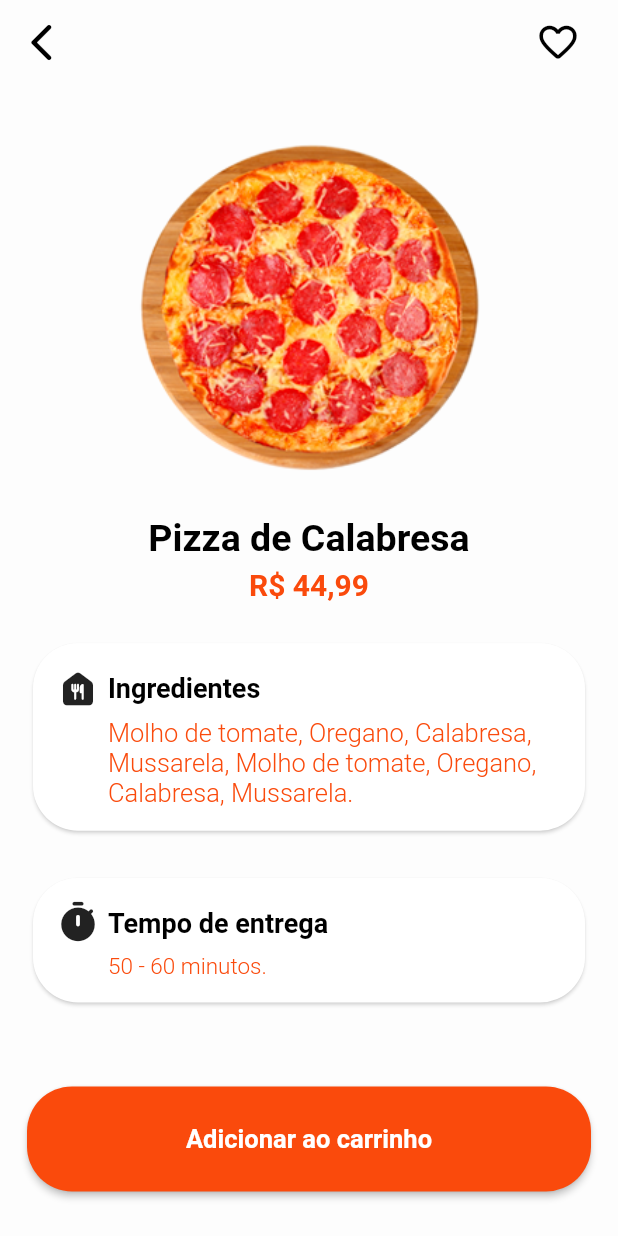
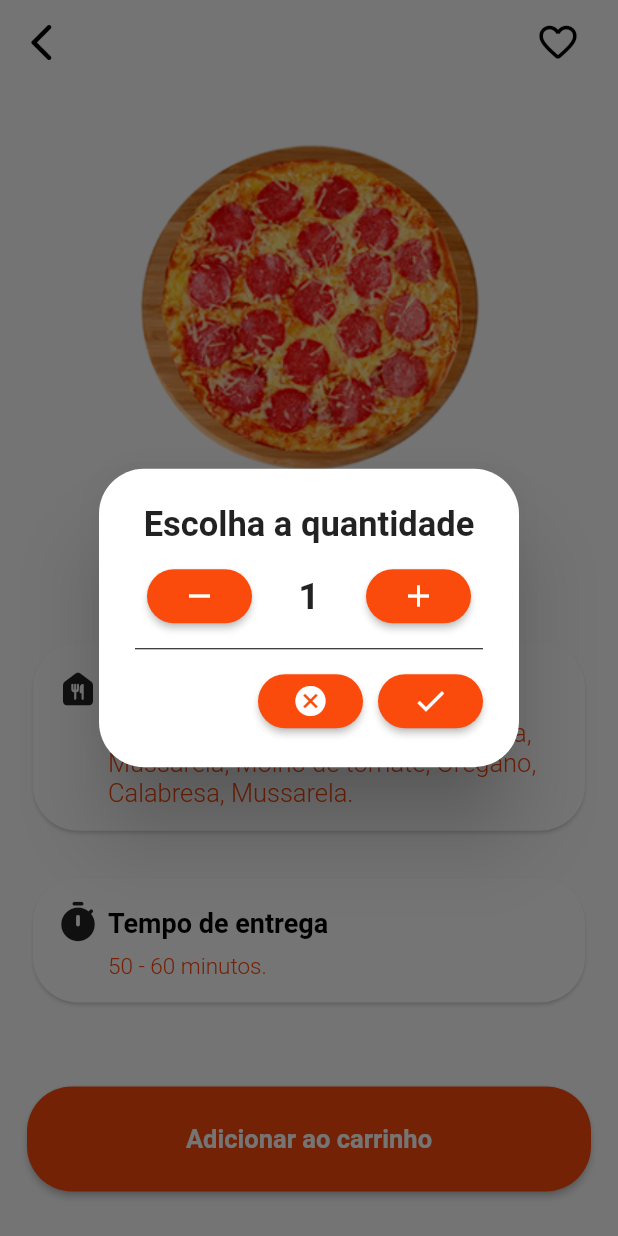
Before and after one commit to tgdssm/Delivery-App, a Flutter app: the ProductInfoScreen screen opened directly with sample values from the repository, after a tap on "Adicionar ao carrinho", on a phone screen of 412 x 824 dp. Run offline on Flutter 3.47's test engine with Material 2 defaults, Android fonts, the phone set to English and light mode, and no system bars; drawn by our look-alikes of auto_size_text; our stand-ins replace device_preview, flutter_masked_text, get; Roboto replaces fonts that are missing (SF Pro Rounded).

Commit message:
Criando carrinho

```diff
--- a/lib/ui/layouts/product_info_screen/product_info_screen_content.dart
+++ b/lib/ui/layouts/product_info_screen/product_info_screen_content.dart
@@ -1,5 +1,6 @@
 import 'package:auto_size_text/auto_size_text.dart';
 import 'package:delivery_app/data/models/food.dart';
+import 'package:delivery_app/ui/layouts/product_info_screen/widgets/quantity_alert.dart';
 import 'package:delivery_app/ui/screens/product_info_screen/product_info_screen_controller.dart';
 import 'package:delivery_app/utils/globals.dart';
 import 'package:flutter/material.dart';
@@ -21,9 +22,8 @@ class ProductInfoScreenContent extends StatelessWidget {
   @override
   Widget build(BuildContext context) {
     return LayoutBuilder(
-      builder: (context, constraints){
-        if(constraints.maxHeight <=
-            mobileBreakPointSmallHeight){
+      builder: (context, constraints) {
+        if (constraints.maxHeight <= mobileBreakPointSmallHeight) {
           return CustomScrollView(
             slivers: [
               SliverAppBar(
@@ -49,7 +49,8 @@ class ProductInfoScreenContent extends StatelessWidget {
                   ],
                 ),
               ),
-              SliverList(delegate: SliverChildListDelegate([
+              SliverList(
+                  delegate: SliverChildListDelegate([
                 Container(
                   padding: EdgeInsets.all(
                     18.0,
@@ -65,11 +66,15 @@ class ProductInfoScreenContent extends StatelessWidget {
                           width: 240,
                           height: 180,
                           decoration: BoxDecoration(
-                            image: DecorationImage(image: AssetImage(food.photo), fit: BoxFit.scaleDown),
+                            image: DecorationImage(
+                                image: AssetImage(food.photo),
+                                fit: BoxFit.scaleDown),
                           ),
                         ),
                       ),
-                      SizedBox(height: 10.0,),
+                      SizedBox(
+                        height: 10.0,
+                      ),
                       Column(
                         children: [
                           Container(
@@ -122,8 +127,13 @@ class ProductInfoScreenContent extends StatelessWidget {
                                   alignment: Alignment.topLeft,
                                   child: Row(
                                     children: [
-                                          Icon(Icons.food_bank_rounded, size: 30,),
-                                          SizedBox(width: 5.0,),
+                                      Icon(
+                                        Icons.food_bank_rounded,
+                                        size: 30,
+                                      ),
+                                      SizedBox(
+                                        width: 5.0,
+                                      ),
                                       Text(
                                         'Ingredientes',
                                         style: TextStyle(
@@ -147,7 +157,7 @@ class ProductInfoScreenContent extends StatelessWidget {
                                         fontWeight: FontWeight.w300,
                                         fontSize: 17),
                                     maxLines: 2,
-                                        minFontSize: productInfoScreenController.minFontSize,
+                                    minFontSize: 15,
                                   ),
                                 ),
                               ],
@@ -157,7 +167,7 @@ class ProductInfoScreenContent extends StatelessWidget {
                       )),
                       Container(
                           child: FractionallySizedBox(
-                            widthFactor: productInfoScreenController.widthFactor,
+                        widthFactor: .85,
                         child: Card(
                           shape: RoundedRectangleBorder(
                               borderRadius: BorderRadius.circular(30.0)),
@@ -171,8 +181,13 @@ class ProductInfoScreenContent extends StatelessWidget {
                                   alignment: Alignment.topLeft,
                                   child: Row(
                                     children: [
-                                          Icon(Icons.timer_rounded, size: 30.0,),
-                                          SizedBox(width: 5.0,),
+                                      Icon(
+                                        Icons.timer_rounded,
+                                        size: 30.0,
+                                      ),
+                                      SizedBox(
+                                        width: 5.0,
+                                      ),
                                       Text(
                                         'Tempo de entrega',
                                         style: TextStyle(
@@ -196,7 +211,7 @@ class ProductInfoScreenContent extends StatelessWidget {
                                         fontWeight: FontWeight.w300,
                                         fontSize: 17),
                                     maxLines: 1,
-                                        minFontSize: productInfoScreenController.minFontSize,
+                                    minFontSize: 15,
                                   ),
                                 ),
                               ],
@@ -208,13 +223,14 @@ class ProductInfoScreenContent extends StatelessWidget {
                         height: 10.0,
                       ),
                       Container(
-                        height: 70.0,
+                        height: mainButtonHeight,
                         child: FractionallySizedBox(
-                          widthFactor: productInfoScreenController.widthFactor,
+                          widthFactor: .85,
                           child: MaterialButton(
                             onPressed: () {
-                              print(MediaQuery.of(context).size.width);
-                              print(MediaQuery.of(context).size.height);
+                              showDialog(context: context, builder: (context){
+                                return QuantityAlert(productInfoScreenController: productInfoScreenController, food: food);
+                              });
                             },
                             child: Text(
                               'Adicionar ao carrinho',
@@ -235,8 +251,7 @@ class ProductInfoScreenContent extends StatelessWidget {
             ],
           );
         }
-        if (constraints.maxHeight <=
-            mobileBreakPointMediumHeight) {
+        if (constraints.maxHeight <= mobileBreakPointMediumHeight) {
           return Container(
             padding: EdgeInsets.all(
               18.0,
@@ -253,8 +268,7 @@ class ProductInfoScreenContent extends StatelessWidget {
                     height: 235,
                     decoration: BoxDecoration(
                       image: DecorationImage(
-                          image: AssetImage(food.photo),
-                          fit: BoxFit.scaleDown),
+                          image: AssetImage(food.photo), fit: BoxFit.scaleDown),
                     ),
                   ),
                 ),
@@ -282,8 +296,7 @@ class ProductInfoScreenContent extends StatelessWidget {
                     ),
                     Container(
                       width: constraints.maxWidth,
-                      padding:
-                      EdgeInsets.symmetric(horizontal: 25),
+                      padding: EdgeInsets.symmetric(horizontal: 25),
                       alignment: Alignment.center,
                       child: Text(
                         maskedMoney(food.price),
@@ -335,8 +348,7 @@ class ProductInfoScreenContent extends StatelessWidget {
                           child: AutoSizeText(
                             '${productInfoScreenController.ingredients(food.ingredients)}.',
                             style: TextStyle(
-                                    color: Theme.of(context)
-                                        .primaryColor,
+                                color: Theme.of(context).primaryColor,
                                 fontWeight: FontWeight.w300,
                                 fontSize: 17),
                             maxLines: 3,
@@ -387,8 +399,7 @@ class ProductInfoScreenContent extends StatelessWidget {
                           child: Text(
                             '50 - 60 minutos.',
                             style: TextStyle(
-                                    color: Theme.of(context)
-                                        .primaryColor,
+                                color: Theme.of(context).primaryColor,
                                 fontWeight: FontWeight.w300,
                                 fontSize: 15),
                           ),
@@ -401,21 +412,21 @@ class ProductInfoScreenContent extends StatelessWidget {
                   height: 5.0,
                 ),
                 Container(
-                  height: 70.0,
+                  height: mainButtonHeight,
                   child: MaterialButton(
                     onPressed: () {
-                      print(MediaQuery.of(context).size.width);
-                      print(MediaQuery.of(context).size.height);
+                      // productInfoScreenController.addProductToCart(food: food);
+                      showDialog(context: context, builder: (context){
+                        return QuantityAlert(productInfoScreenController: productInfoScreenController, food: food);
+                      });
                     },
                     child: Text(
                       'Adicionar ao carrinho',
-                      style: TextStyle(
-                          fontSize: 17,
-                          fontWeight: FontWeight.w600),
+                      style:
+                          TextStyle(fontSize: 17, fontWeight: FontWeight.w600),
                     ),
                     shape: RoundedRectangleBorder(
-                        borderRadius:
-                        BorderRadius.circular(30.0)),
+                        borderRadius: BorderRadius.circular(30.0)),
                     textColor: Colors.white,
                     color: Theme.of(context).primaryColor,
                   ),
@@ -451,8 +462,7 @@ class ProductInfoScreenContent extends StatelessWidget {
                     children: [
                       Container(
                         width: MediaQuery.of(context).size.width,
-                        padding:
-                        EdgeInsets.symmetric(horizontal: 25),
+                        padding: EdgeInsets.symmetric(horizontal: 25),
                         alignment: Alignment.center,
                         child: Text(
                           food.type != 'Hambúrguer'
@@ -469,14 +479,12 @@ class ProductInfoScreenContent extends StatelessWidget {
                       ),
                       Container(
                         width: MediaQuery.of(context).size.width,
-                        padding:
-                        EdgeInsets.symmetric(horizontal: 25),
+                        padding: EdgeInsets.symmetric(horizontal: 25),
                         alignment: Alignment.center,
                         child: Text(
                           maskedMoney(food.price),
                           style: TextStyle(
-                              color:
-                              Theme.of(context).primaryColor,
+                              color: Theme.of(context).primaryColor,
                               fontWeight: FontWeight.w600,
                               fontSize: 20),
                         ),
@@ -486,8 +494,7 @@ class ProductInfoScreenContent extends StatelessWidget {
                   Container(
                       child: Card(
                     shape: RoundedRectangleBorder(
-                            borderRadius:
-                            BorderRadius.circular(30.0)),
+                        borderRadius: BorderRadius.circular(30.0)),
                     elevation: 1,
                     shadowColor: Colors.grey.withOpacity(0.5),
                     child: Padding(
@@ -524,8 +531,7 @@ class ProductInfoScreenContent extends StatelessWidget {
                             child: Text(
                               '${productInfoScreenController.ingredients(food.ingredients)}.',
                               style: TextStyle(
-                                      color: Theme.of(context)
-                                          .primaryColor,
+                                  color: Theme.of(context).primaryColor,
                                   fontWeight: FontWeight.w300,
                                   fontSize: 17),
                             ),
@@ -537,8 +543,7 @@ class ProductInfoScreenContent extends StatelessWidget {
                   Container(
                       child: Card(
                     shape: RoundedRectangleBorder(
-                            borderRadius:
-                            BorderRadius.circular(30.0)),
+                        borderRadius: BorderRadius.circular(30.0)),
                     elevation: 1,
                     shadowColor: Colors.grey.withOpacity(0.5),
                     child: Padding(
@@ -575,8 +580,7 @@ class ProductInfoScreenContent extends StatelessWidget {
                             child: Text(
                               '50 - 60 minutos.',
                               style: TextStyle(
-                                      color: Theme.of(context)
-                                          .primaryColor,
+                                  color: Theme.of(context).primaryColor,
                                   fontWeight: FontWeight.w300,
                                   fontSize: 17),
                             ),
@@ -592,18 +596,15 @@ class ProductInfoScreenContent extends StatelessWidget {
                     height: 70.0,
                     child: MaterialButton(
                       onPressed: () {
-                        print(MediaQuery.of(context).size.width);
-                        print(MediaQuery.of(context).size.height);
+                        productInfoScreenController.addProductToCart(food: food);
                       },
                       child: Text(
                         'Adicionar ao carrinho',
                         style: TextStyle(
-                            fontSize: 17,
-                            fontWeight: FontWeight.w600),
+                            fontSize: 17, fontWeight: FontWeight.w600),
                       ),
                       shape: RoundedRectangleBorder(
-                          borderRadius:
-                          BorderRadius.circular(30.0)),
+                          borderRadius: BorderRadius.circular(30.0)),
                       textColor: Colors.white,
                       color: Theme.of(context).primaryColor,
                     ),
--- /dev/null
+++ b/lib/ui/layouts/product_info_screen/widgets/quantity_alert.dart
@@ -0,0 +1,123 @@
+import 'package:delivery_app/data/models/drink.dart';
+import 'package:delivery_app/data/models/food.dart';
+import 'package:delivery_app/ui/screens/product_info_screen/product_info_screen_controller.dart';
+import 'package:flutter/material.dart';
+import 'package:get/get.dart';
+
+class QuantityAlert extends StatelessWidget {
+  final ProductInfoScreenController productInfoScreenController;
+  final Food food;
+  final Drink drink;
+  QuantityAlert({this.productInfoScreenController, this.food, this.drink});
+
+  @override
+  Widget build(BuildContext context) {
+    return Container(
+      alignment: Alignment.center,
+      child: AlertDialog(
+        shape:
+            RoundedRectangleBorder(borderRadius: BorderRadius.circular(30.0)),
+        title: Column(
+          children: [
+            Container(
+              child: Text(
+                'Escolha a quantidade',
+                style: TextStyle(fontWeight: FontWeight.bold, fontSize: 23),
+              ),
+            ),
+            SizedBox(
+              height: 10.0,
+            ),
+            Container(
+              child: Row(
+                mainAxisAlignment: MainAxisAlignment.spaceEvenly,
+                children: [
+                  Container(
+                      width: 70.0,
+                      child: MaterialButton(
+                        child: Icon(
+                          Icons.remove,
+                          color: Colors.white,
+                        ),
+                        color: Theme.of(context).primaryColor,
+                        shape: RoundedRectangleBorder(
+                            borderRadius: BorderRadius.circular(30.0)),
+                        onPressed: productInfoScreenController.subtractQuantity,
+                      )),
+                  Obx(() => Container(
+                        alignment: Alignment.center,
+                        width: 60,
+                        child: Text(
+                          '${productInfoScreenController.quantity.value}',
+                          style: TextStyle(
+                              fontWeight: FontWeight.bold, fontSize: 25),
+                        ),
+                      )),
+                  Container(
+                      width: 70.0,
+                      child: MaterialButton(
+                        child: Icon(
+                          Icons.add,
+                          color: Colors.white,
+                        ),
+                        color: Theme.of(context).primaryColor,
+                        shape: RoundedRectangleBorder(
+                            borderRadius: BorderRadius.circular(30.0)),
+                        onPressed: productInfoScreenController.addQuantity,
+                      )),
+                ],
+              ),
+            ),
+            SizedBox(
+              height: 10.0,
+            ),
+            Container(child: Divider( color: Colors.black, height: 2.0,),),
+            SizedBox(
+              height: 10.0,
+            ),
+            Container(
+              child: Row(
+                mainAxisAlignment: MainAxisAlignment.end,
+                children: [
+                  Container(
+                      width: 70.0,
+                      child: MaterialButton(
+                        child: Icon(
+                          Icons.cancel,
+                          color: Colors.white,
+                        ),
+                        color: Theme.of(context).primaryColor,
+                        shape: RoundedRectangleBorder(
+                            borderRadius: BorderRadius.circular(30.0)),
+                        onPressed: () => Get.back(result: true),
+                      )),
+                  SizedBox(
+                    width: 10.0,
+                  ),
+                  Container(
+                      width: 70.0,
+                      child: MaterialButton(
+                        child: Icon(
+                          Icons.done,
+                          color: Colors.white,
+                        ),
+                        color: Theme.of(context).primaryColor,
+                        shape: RoundedRectangleBorder(
+                            borderRadius: BorderRadius.circular(30.0)),
+                        onPressed: () {
+                          if (food != null) {
+                            productInfoScreenController.addProductToCart(food: food);
+                          }else{
+                            productInfoScreenController.addProductToCart(drink: drink);
+                          }
+                        },
+                      ))
+                ],
+              ),
+            )
+          ],
+        ),
+      ),
+    );
+  }
+}
--- /dev/null
+++ b/lib/ui/screens/cart_screen/cart_screen_controller.dart
@@ -0,0 +1,6 @@
+import 'package:delivery_app/data/models/product.dart';
+import 'package:get/get.dart';
+
+class CartScreenController extends GetxController {
+  RxList<Map<String, dynamic>> products = <Map<String, dynamic>>[].obs;
+}
--- a/lib/ui/screens/product_info_screen/product_info_screen.dart
+++ b/lib/ui/screens/product_info_screen/product_info_screen.dart
@@ -8,7 +8,7 @@ import 'package:flutter/material.dart';
 import 'package:get/get.dart';
 
 class ProductInfoScreen extends StatelessWidget {
-  final _productInfoScreenController = ProductInfoScreenController();
+  final _productInfoScreenController = Get.put(ProductInfoScreenController());
   final Food food;
   final Drink drink;
   ProductInfoScreen({this.food, this.drink});
@@ -45,7 +45,7 @@ class ProductInfoScreen extends StatelessWidget {
                 ),
           body: food != null
               ? ConstrainedBox(
-                  constraints: BoxConstraints(maxWidth: 1024),
+                  constraints: BoxConstraints(maxWidth: maxWidthScreen),
                   child: SafeArea(
                       child: ConstrainedBox(
                     constraints: BoxConstraints(
--- a/lib/ui/screens/product_info_screen/product_info_screen_controller.dart
+++ b/lib/ui/screens/product_info_screen/product_info_screen_controller.dart
@@ -1,11 +1,35 @@
 import 'package:delivery_app/data/models/drink.dart';
 import 'package:delivery_app/data/models/food.dart';
+import 'package:delivery_app/data/models/product.dart';
+import 'package:delivery_app/ui/screens/cart_screen/cart_screen.dart';
+import 'package:delivery_app/ui/screens/cart_screen/cart_screen_controller.dart';
+import 'package:delivery_app/ui/screens/home_screen/home_screen.dart';
+import 'package:get/get.dart';
 
-class ProductInfoScreenController {
-  double minWidth = 320.0;
-  double minFontSize = 15;
-  double widthFactor = .85;
+class ProductInfoScreenController extends GetxController {
+  RxInt quantity = 1.obs;
+
   String ingredients(List<String> ingredients) {
     return ingredients.reduce((value, element) => value + ', ' + element);
   }
+
+  void addQuantity() {
+    quantity.value += 1;
+  }
+
+  void subtractQuantity() {
+    if (quantity.value > 1) {
+      quantity.value -= 1;
+    }
+  }
+
+  void addProductToCart({Food food, Drink drink}) {
+    final _cartScreenController = Get.put(CartScreenController());
+    Map<String, dynamic> productItem = {};
+    productItem['product'] = food ?? drink;
+    productItem['quantity'] = quantity.value;
+    _cartScreenController.products.add(productItem);
+    quantity.value = 1;
+    Get.offAll(HomeScreen());
+  }
 }
--- a/lib/utils/globals.dart
+++ b/lib/utils/globals.dart
@@ -102,6 +102,12 @@ String maskedMoney(double money) {
   return maskedController.text;
 }
 
+// Sizes
+const mainButtonHeight = 70.0;
+
+// Constraints Screen
+const maxWidthScreen = 1024.0;
+
 // BreakPoints
 const mobileBreakPointSmallHeight = 570.0;
 const mobileBreakPointMediumHeight = 900.0;
```
Also changed, not shown: lib/main.dart (+4 -4 lines), lib/ui/screens/cart_screen/cart_screen.dart (added, +25 -0 lines), lib/ui/screens/home_screen/home_screen.dart (+54 -8 lines). Lines whose indentation alone changed are shown as unchanged.
